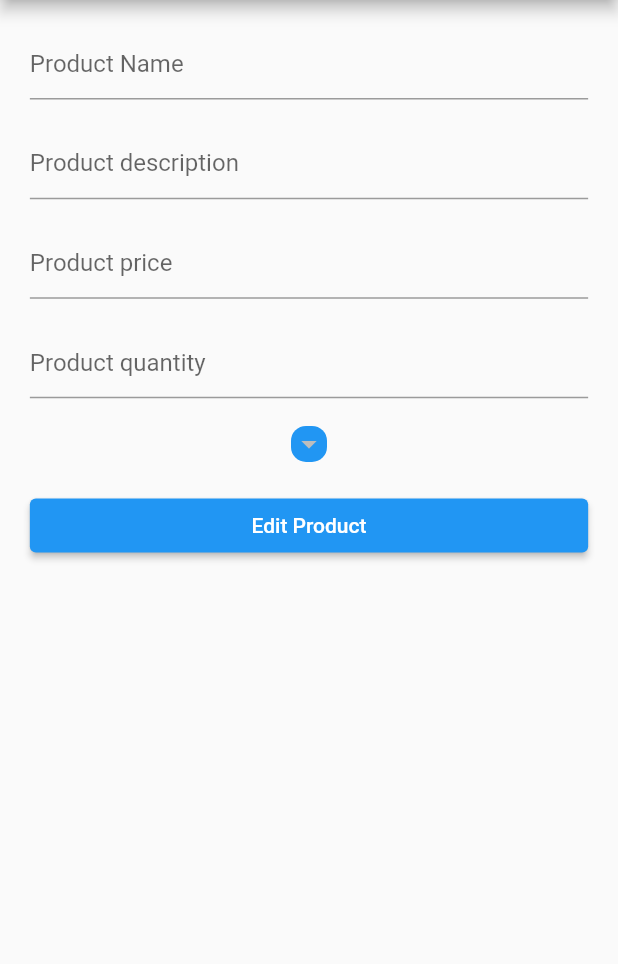
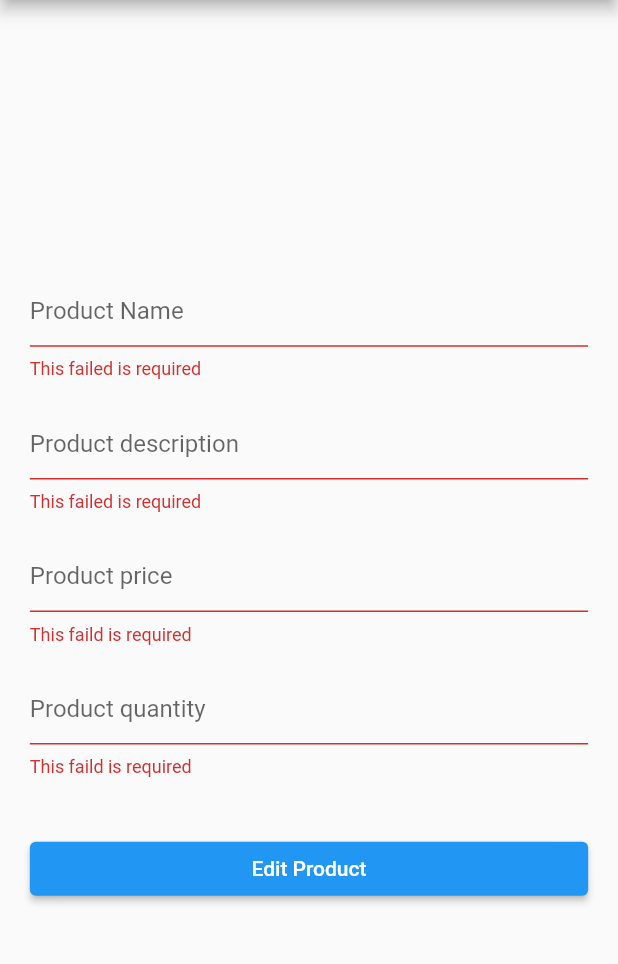
Before and after one commit to yusufmsabeh/E-Commerc-Admin-App, a Flutter app: the EditProduct screen opened directly with empty values, after a tap on "Edit Product", on a phone screen of 412 x 824 dp, the part 84-1048 px from its top. Run offline on Flutter 3.47's test engine with Material 2 defaults, Android fonts, the phone set to English and light mode, and no system bars; our stand-ins replace cloud_firestore, firebase_core, firebase_storage, flutter_screenutil, google_fonts, image_picker and 1 more; missing offline and left inert: dart:ffi; accounts and stored records are empty.

Commit message:
modified files

```diff
--- a/lib/Providers/FireStoreProvider.dart
+++ b/lib/Providers/FireStoreProvider.dart
@@ -14,6 +14,7 @@ class FireStoreProvider extends ChangeNotifier {
   File? selectedImage;
   String? seletedItem;
 
+  GlobalKey<FormState> addProductForm = GlobalKey<FormState>();
   TextEditingController nameProductController = TextEditingController();
   TextEditingController descriptionProductController = TextEditingController();
   TextEditingController priceProductController = TextEditingController();
@@ -59,6 +60,7 @@ class FireStoreProvider extends ChangeNotifier {
   }
 
   AddProductToFireBase() async {
+    if (addProductForm.currentState!.validate()) {
       Product product = Product(
           name: nameProductController.text,
           descraption: descriptionProductController.text,
@@ -68,7 +70,10 @@ class FireStoreProvider extends ChangeNotifier {
           price: int.parse(priceProductController.text));
 
       await FireStorHelper.instance.addProductToFirebase(product);
+      emptyControllers();
+
       fillData();
+    }
   }
 
   deleteProduct(String productId) async {
@@ -77,6 +82,7 @@ class FireStoreProvider extends ChangeNotifier {
   }
 
   updateProduct(Product product) async {
+    if (addProductForm.currentState!.validate()) {
       product.name = nameProductControllerEdit.text;
       product.descraption = descriptionProductControllerEdit.text;
       product.price = int.parse(priceProductControllerEdit.text);
@@ -84,6 +90,7 @@ class FireStoreProvider extends ChangeNotifier {
 
       await FireStorHelper.instance.updateProduct(product);
       fillData();
+    }
   }
 
   fillEditcontrollers(Product product) {
@@ -97,4 +104,23 @@ class FireStoreProvider extends ChangeNotifier {
     await readAllProducts();
     await readAllCategories();
   }
+
+  emptyControllers() {
+    nameProductController.text = '';
+    descriptionProductController.text = '';
+    priceProductController.text = '';
+    quantityProductController.text = '';
+    selectedImage = null;
+    notifyListeners();
   }
+
+  emptyValidation(value) {
+    if (value == null || value == '') return 'This failed is required';
+  }
+
+  priceAndQuantityValidation(value) {
+    if (value == "0") return 'This failed can\'t be zero';
+
+    if (value == null || value == '') return "This faild is required";
+  }
+}
--- a/lib/Screens/EditProduct.dart
+++ b/lib/Screens/EditProduct.dart
@@ -30,10 +30,11 @@ class EditProduct extends StatelessWidget {
         centerTitle: true,
       ),
       body: Consumer<FireStoreProvider>(builder: (context, provider, x) {
-        return SingleChildScrollView(
-          child: Center(
-              child: Padding(
-            padding: EdgeInsets.symmetric(horizontal: 20.w),
+        return Center(
+            child: Padding(
+          padding: EdgeInsets.symmetric(horizontal: 20.w),
+          child: Form(
+            key: provider.addProductForm,
             child:
                 Column(mainAxisAlignment: MainAxisAlignment.center, children: [
               SizedBox(
@@ -42,6 +43,7 @@ class EditProduct extends StatelessWidget {
               SizedBox(
                 width: double.infinity,
                 child: TextFormField(
+                  validator: (value) => provider.emptyValidation(value),
                   controller: provider.nameProductControllerEdit,
                   decoration: InputDecoration(hintText: "Product Name"),
                 ),
@@ -52,6 +54,7 @@ class EditProduct extends StatelessWidget {
               SizedBox(
                 width: double.infinity,
                 child: TextFormField(
+                  validator: (value) => provider.emptyValidation(value),
                   controller: provider.descriptionProductControllerEdit,
                   decoration: InputDecoration(hintText: "Product description"),
                 ),
@@ -62,6 +65,8 @@ class EditProduct extends StatelessWidget {
               SizedBox(
                 width: double.infinity,
                 child: TextFormField(
+                  validator: (value) =>
+                      provider.priceAndQuantityValidation(value),
                   keyboardType: TextInputType.number,
                   controller: provider.priceProductControllerEdit,
                   decoration: InputDecoration(hintText: "Product price"),
@@ -73,6 +78,8 @@ class EditProduct extends StatelessWidget {
               SizedBox(
                 width: double.infinity,
                 child: TextFormField(
+                  validator: (value) =>
+                      provider.priceAndQuantityValidation(value),
                   keyboardType: TextInputType.number,
                   controller: provider.quantityProductControllerEdit,
                   decoration: InputDecoration(hintText: "Product quantity"),
@@ -80,24 +87,6 @@ class EditProduct extends StatelessWidget {
               ),
               SizedBox(
                 height: 20.h,
-              ),
-              Container(
-                decoration: BoxDecoration(
-                    color: Colors.blue,
-                    borderRadius: BorderRadius.circular(10)),
-                child: DropdownButtonHideUnderline(
-                    child: DropdownButton<dynamic>(
-                  value: provider.seletedItem,
-                  onChanged: (value) {
-                    provider.changeSeleteditem(value);
-                  },
-                  items: provider.categories.map((e) {
-                    return DropdownMenuItem(
-                      child: Text(e.name),
-                      value: e.categoryID,
-                    );
-                  }).toList(),
-                )),
               ),
               SizedBox(
                 height: 20.h,
@@ -111,8 +100,8 @@ class EditProduct extends StatelessWidget {
                     child: Text("Edit Product")),
               ),
             ]),
-          )),
-        );
+          ),
+        ));
       }),
     );
   }
```
Also changed, not shown: lib/Screens/AddProduct.dart (+16 -4 lines), lib/widgets/ProductWidget.dart (+8 -2 lines). Lines whose indentation alone changed are shown as unchanged.
